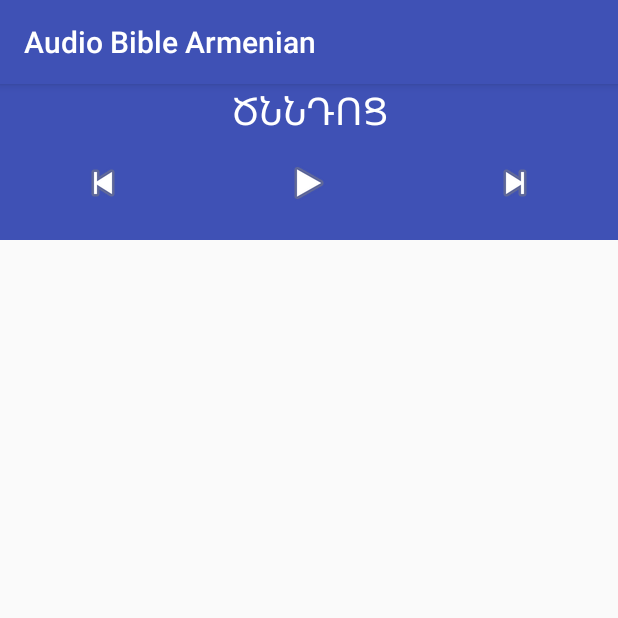
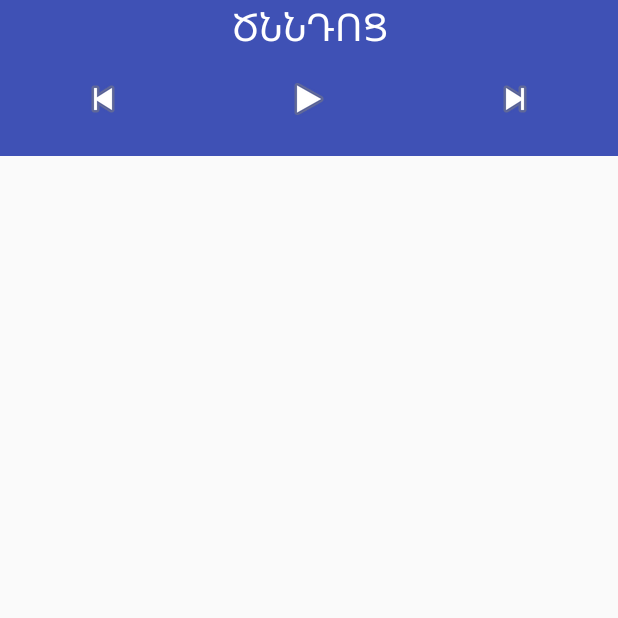
Before and after one commit to hayko1995-zz/Audio-Bible-Armenian, an Android app: the screen it shows after launch (Player), after a tap on "ԾՆՆԴՈՑ", on a phone screen of 412 x 824 dp, the top half of it. Run offline under Robolectric (Android 15) with nearby library versions, the phone set to English and light mode, and no system bars.

Commit message:
2 steps change to no title activite number 2

```diff
--- a/app/src/main/AndroidManifest.xml
+++ b/app/src/main/AndroidManifest.xml
@@ -19,7 +19,8 @@
                 <category android:name="android.intent.category.LAUNCHER" />
             </intent-filter>
         </activity>
-        <activity android:name=".Player"></activity>
+        <activity android:name=".Player"
+            android:theme="@style/AppTheme.NoActionBar"></activity>
     </application>
 
 </manifest>
--- a/app/src/main/res/layout/activity_player.xml
+++ b/app/src/main/res/layout/activity_player.xml
@@ -19,7 +19,8 @@
             android:text="@string/glxi_anun"
             android:textAlignment="center"
             android:textSize="25sp"
-            android:textStyle="bold" />
+            android:textStyle="bold"
+            android:theme="@style/AppTheme.NoActionBar" />
 
         <LinearLayout
             android:layout_width="match_parent"
@@ -54,6 +55,7 @@
                 android:contentDescription="@string/next"
                 app:srcCompat="@android:drawable/ic_media_next" />
         </LinearLayout>
+
     </LinearLayout>
 
 
--- a/app/src/main/res/values/colors.xml
+++ b/app/src/main/res/values/colors.xml
@@ -1,6 +1,6 @@
 <?xml version="1.0" encoding="utf-8"?>
 <resources>
-    <color name="colorPrimary">#3F51B5</color>
+    <color name="colorPrimary">#3f51b5</color>
     <color name="colorPrimaryDark">#303F9F</color>
     <color name="colorAccent">#FF4081</color>
 </resources>
```
